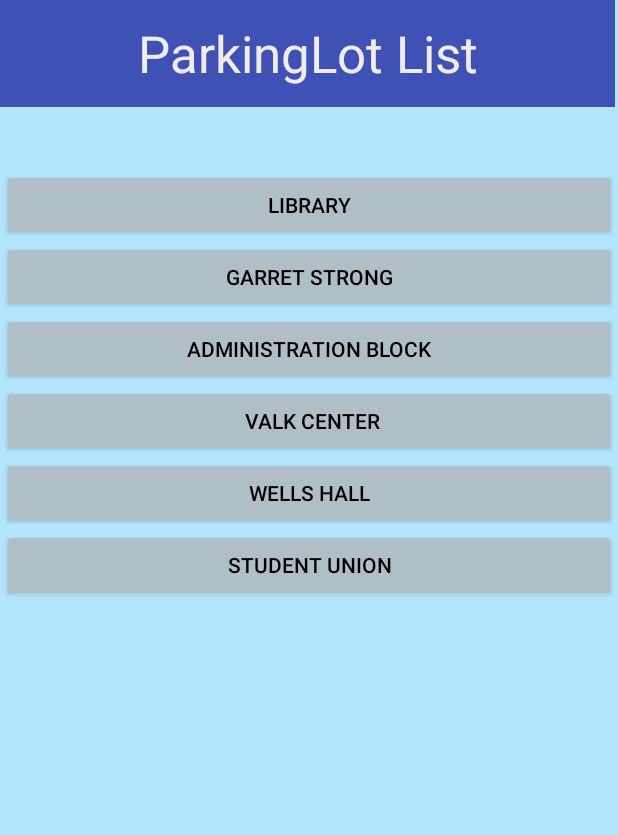
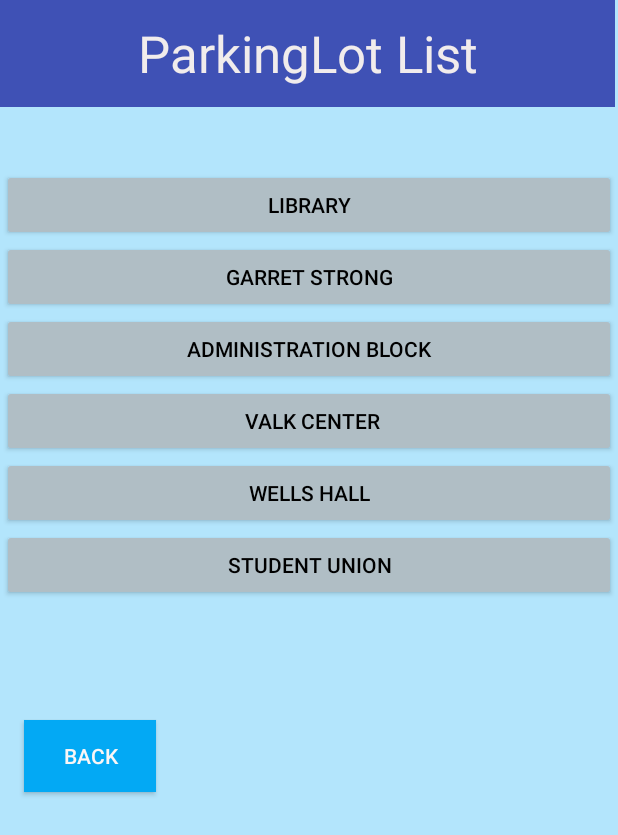
Before and after one commit to dheerajkrishna458/BookMyLotNWM, an Android app: the layout parkingplace.xml on its own in the app's theme, with its tools: preview values and no code run, on a phone screen of 412 x 824 dp. Shown: the top 835 px of the screen. Run offline under Robolectric (Android 15) with nearby library versions, the phone set to English and light mode, and no system bars.

Commit message:
S555482 - Haritha Kothalachinta
Changes have been updated to the layoutfiles

```diff
--- a/app/src/main/res/layout/new_user_registration.xml
+++ b/app/src/main/res/layout/new_user_registration.xml
@@ -28,7 +28,6 @@
         android:hint="Password"
         android:minHeight="48dp"
         app:layout_constraintStart_toStartOf="@id/usernamenew"
-
         app:layout_constraintTop_toTopOf="parent" />
 
     <EditText
--- a/app/src/main/res/layout/parkingplace.xml
+++ b/app/src/main/res/layout/parkingplace.xml
@@ -2,9 +2,10 @@
 <android.support.constraint.ConstraintLayout xmlns:android="http://schemas.android.com/apk/res/android"
     xmlns:app="http://schemas.android.com/apk/res-auto"
     xmlns:tools="http://schemas.android.com/tools"
+    android:layout_width="match_parent"
+    android:layout_height="match_parent"
     android:background="#B3E5FC"
-    android:layout_width="match_parent"
-    android:layout_height="match_parent">
+    android:onClick="backtotypeofvehicle">
 
     <TextView
         android:id="@+id/titleParkingLotlist"
@@ -40,10 +41,10 @@
                 android:id="@+id/LibraryButton"
                 android:layout_width="match_parent"
                 android:layout_height="wrap_content"
-                android:onClick="parkingview"
+                android:backgroundTint="#B0BEC5"
+                android:onClick="parkingviewLibrary"
                 android:text="Library"
                 android:textColor="@color/black"
-                android:backgroundTint="#B0BEC5"
                 app:layout_column="0"
                 app:layout_row="0" />
 
@@ -51,9 +52,10 @@
                 android:id="@+id/garretstrongButton"
                 android:layout_width="match_parent"
                 android:layout_height="wrap_content"
+                android:backgroundTint="#B0BEC5"
+                android:onClick="parkingviewGarretStrong"
                 android:text="Garret Strong"
                 android:textColor="@color/black"
-                android:backgroundTint="#B0BEC5"
                 app:layout_column="0"
                 app:layout_row="1" />
 
@@ -61,9 +63,10 @@
                 android:id="@+id/AdministrationButton"
                 android:layout_width="match_parent"
                 android:layout_height="wrap_content"
+                android:backgroundTint="#B0BEC5"
+                android:onClick="parkingviewAdministrativeBlock"
                 android:text="Administration Block"
                 android:textColor="@color/black"
-                android:backgroundTint="#B0BEC5"
                 app:layout_column="0"
                 app:layout_row="2" />
 
@@ -71,9 +74,10 @@
                 android:id="@+id/ValkButton"
                 android:layout_width="match_parent"
                 android:layout_height="wrap_content"
+                android:backgroundTint="#B0BEC5"
+                android:onClick="parkingviewValkCenter"
                 android:text=" valk center"
                 android:textColor="@color/black"
-                android:backgroundTint="#B0BEC5"
                 app:layout_column="0"
                 app:layout_row="3" />
 
@@ -81,9 +85,10 @@
                 android:id="@+id/WellsButton"
                 android:layout_width="match_parent"
                 android:layout_height="wrap_content"
+                android:backgroundTint="#B0BEC5"
+                android:onClick="parkingviewWellHall"
                 android:text="Wells Hall"
                 android:textColor="@color/black"
-                android:backgroundTint="#B0BEC5"
                 app:layout_column="0"
                 app:layout_row="4" />
 
@@ -91,12 +96,27 @@
                 android:id="@+id/StudentunionButton"
                 android:layout_width="match_parent"
                 android:layout_height="wrap_content"
+                android:backgroundTint="#B0BEC5"
+                android:onClick="parkingviewStudentUnion"
                 android:text="Student Union"
                 android:textColor="@color/black"
-                android:backgroundTint="#B0BEC5"
                 app:layout_column="0"
                 app:layout_row="5" />
         </android.support.v7.widget.GridLayout>
+
     </android.support.v7.widget.GridLayout>
 
+    <Button
+        android:id="@+id/button"
+        android:layout_width="wrap_content"
+        android:layout_height="wrap_content"
+        android:layout_marginStart="16dp"
+        android:layout_marginTop="480dp"
+        android:background="#03A9F4"
+        android:onClick="backtotypeofvehicle"
+        android:text="Back"
+        android:textColor="#FAF6F6"
+        app:layout_constraintStart_toStartOf="parent"
+        app:layout_constraintTop_toTopOf="parent" />
+
 </android.support.constraint.ConstraintLayout>
```
Also changed, not shown: app/src/main/java/com/example/bookmylotnwm/MainActivity.java (line endings or trailing spaces).
